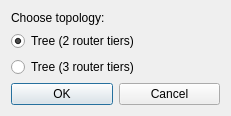
Before: the Qt Designer form DCGUI/Windows/TopologyDialog.ui in DanielZorin/DataCenters, drawn with Qt 5.
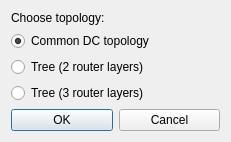
After: the same form once the commit is applied.

Patch:
```diff
--- a/DCGUI/Windows/TopologyDialog.ui
+++ b/DCGUI/Windows/TopologyDialog.ui
@@ -7,7 +7,7 @@
     <x>0</x>
     <y>0</y>
     <width>231</width>
-    <height>108</height>
+    <height>131</height>
    </rect>
   </property>
   <property name="windowTitle">
@@ -37,6 +37,22 @@
      </property>
     </widget>
    </item>
+   <item>
+    <widget class="QRadioButton" name="common">
+     <property name="enabled">
+      <bool>true</bool>
+     </property>
+     <property name="autoFillBackground">
+      <bool>false</bool>
+     </property>
+     <property name="text">
+      <string>Common DC topology</string>
+     </property>
+     <property name="checked">
+      <bool>true</bool>
+     </property>
+    </widget>
+   </item>
    <item>
     <widget class="QRadioButton" name="tree2">
      <property name="enabled">
@@ -46,17 +62,17 @@
       <bool>false</bool>
      </property>
      <property name="text">
-      <string>Tree (2 router tiers)</string>
+      <string>Tree (2 router layers)</string>
      </property>
      <property name="checked">
-      <bool>true</bool>
+      <bool>false</bool>
      </property>
     </widget>
    </item>
    <item>
     <widget class="QRadioButton" name="tree3">
      <property name="text">
-      <string>Tree (3 router tiers)</string>
+      <string>Tree (3 router layers)</string>
      </property>
     </widget>
    </item>
```
